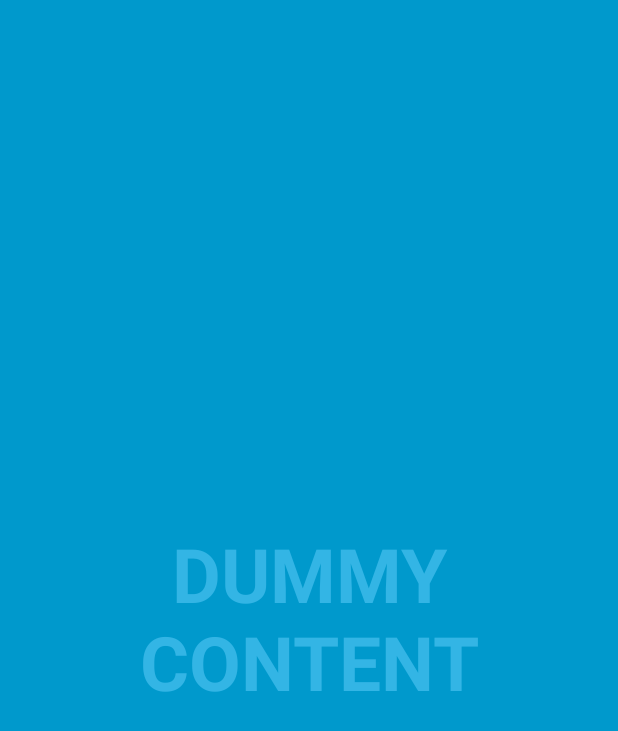
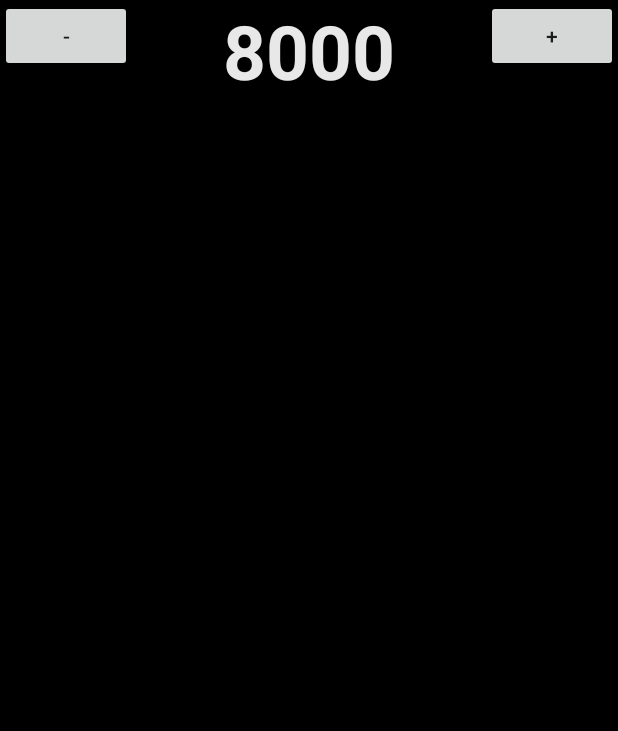
Before and after one commit to DavidMcNamara/ygo-life-points, an Android app: the screen it shows after launch (FullscreenActivity), on a phone screen of 412 x 824 dp. Shown: the top 731 px of the screen. Run offline under Robolectric (Android 15) with nearby library versions, the phone set to English and light mode, and no system bars.

Commit message:
Basic functionality

```diff
--- a/app/build.gradle
+++ b/app/build.gradle
@@ -26,6 +26,7 @@ dependencies {
     implementation fileTree(dir: "libs", include: ["*.jar"])
     implementation 'androidx.appcompat:appcompat:1.1.0'
     implementation 'androidx.legacy:legacy-support-v4:1.0.0'
+    implementation 'androidx.constraintlayout:constraintlayout:2.0.1'
     testImplementation 'junit:junit:4.12'
     androidTestImplementation 'androidx.test.ext:junit:1.1.1'
     androidTestImplementation 'androidx.test.espresso:espresso-core:3.2.0'
--- a/app/src/main/java/com/example/ygolifepoints/FullscreenActivity.java
+++ b/app/src/main/java/com/example/ygolifepoints/FullscreenActivity.java
@@ -3,46 +3,46 @@ package com.example.ygolifepoints;
 import android.annotation.SuppressLint;
 
 import androidx.appcompat.app.ActionBar;
+import androidx.appcompat.app.AlertDialog;
 import androidx.appcompat.app.AppCompatActivity;
 
+import android.content.Context;
+import android.content.DialogInterface;
 import android.os.Bundle;
 import android.os.Handler;
+import android.text.InputType;
+import android.view.Display;
 import android.view.MotionEvent;
 import android.view.View;
+import android.view.WindowManager;
+import android.view.inputmethod.InputMethodManager;
+import android.widget.Button;
+import android.widget.EditText;
+import android.widget.TextView;
 
-/**
- * An example full-screen activity that shows and hides the system UI (i.e.
- * status bar and navigation/system bar) with user interaction.
- */
+import org.w3c.dom.Text;
+
 public class FullscreenActivity extends AppCompatActivity {
-    /**
-     * Whether or not the system UI should be auto-hidden after
-     * {@link #AUTO_HIDE_DELAY_MILLIS} milliseconds.
-     */
     private static final boolean AUTO_HIDE = true;
-
-    /**
-     * If {@link #AUTO_HIDE} is set, the number of milliseconds to wait after
-     * user interaction before hiding the system UI.
-     */
     private static final int AUTO_HIDE_DELAY_MILLIS = 3000;
-
-    /**
-     * Some older devices needs a small delay between UI widget updates
-     * and a change of the status and navigation bar.
-     */
     private static final int UI_ANIMATION_DELAY = 300;
     private final Handler mHideHandler = new Handler();
     private View mContentView;
+
+    // PLAYER ONE
+    private Button playerOneLpIncrease;
+    private Button playerOneLpDecrease;
+    private TextView playerOneLpDisplay;
+
+    // PLAYER TWO
+    private Button playerTwoLpIncrease;
+    private Button playerTwoLpDecrease;
+    private TextView playerTwoLpDisplay;
+
     private final Runnable mHidePart2Runnable = new Runnable() {
         @SuppressLint("InlinedApi")
         @Override
         public void run() {
-            // Delayed removal of status and navigation bar
-
-            // Note that some of these constants are new as of API 16 (Jelly Bean)
-            // and API 19 (KitKat). It is safe to use them, as they are inlined
-            // at compile-time and do nothing on earlier devices.
             mContentView.setSystemUiVisibility(View.SYSTEM_UI_FLAG_LOW_PROFILE
                     | View.SYSTEM_UI_FLAG_FULLSCREEN
                     | View.SYSTEM_UI_FLAG_LAYOUT_STABLE
@@ -55,7 +55,6 @@ public class FullscreenActivity extends AppCompatActivity {
     private final Runnable mShowPart2Runnable = new Runnable() {
         @Override
         public void run() {
-            // Delayed display of UI elements
             ActionBar actionBar = getSupportActionBar();
             if (actionBar != null) {
                 actionBar.show();
@@ -67,14 +66,11 @@ public class FullscreenActivity extends AppCompatActivity {
     private final Runnable mHideRunnable = new Runnable() {
         @Override
         public void run() {
+            // when the app runs hid the UI
             hide();
         }
     };
-    /**
-     * Touch listener to use for in-layout UI controls to delay hiding the
-     * system UI. This is to prevent the jarring behavior of controls going away
-     * while interacting with activity UI.
-     */
+
     private final View.OnTouchListener mDelayHideTouchListener = new View.OnTouchListener() {
         @Override
         public boolean onTouch(View view, MotionEvent motionEvent) {
@@ -97,18 +93,40 @@ public class FullscreenActivity extends AppCompatActivity {
     @Override
     protected void onCreate(Bundle savedInstanceState) {
         super.onCreate(savedInstanceState);
-
         setContentView(R.layout.activity_fullscreen);
-
         mVisible = true;
         mControlsView = findViewById(R.id.fullscreen_content_controls);
-        mContentView = findViewById(R.id.fullscreen_content);
+        mContentView = findViewById(R.id.playerOneLpDisplay);
+
+        // Player one lp display
+        playerOneLpDisplay = (TextView) findViewById(R.id.playerOneLpDisplay);
+
+        // Player one button logic
+        playerOneLpIncrease = (Button) findViewById(R.id.increaseLp);
+        playerOneLpDecrease = (Button) findViewById(R.id.decreaseLp);
+
+        // Player one increase lp onclick event
+        playerOneLpIncrease.setOnClickListener(new View.OnClickListener() {
+            @Override
+            public void onClick(View v) {
+                createAlert("Increase Life Points", true, 1);
+                System.out.println("Player 1 LP increase clicked");
+            }
+        });
+
+        playerOneLpDecrease.setOnClickListener(new View.OnClickListener(){
+            @Override
+            public void onClick(View v){
+                createAlert("Decrease Life Points", false, 1);
+                System.out.println("Player 1 LP decrease clicked");
+            }
+        });
 
         // Set up the user interaction to manually show or hide the system UI.
         mContentView.setOnClickListener(new View.OnClickListener() {
             @Override
             public void onClick(View view) {
-                toggle();
+                System.out.println("User Clicked the screen");
             }
         });
 
@@ -128,14 +146,6 @@ public class FullscreenActivity extends AppCompatActivity {
         delayedHide(100);
     }
 
-    private void toggle() {
-        if (mVisible) {
-            hide();
-        } else {
-            show();
-        }
-    }
-
     private void hide() {
         // Hide UI first
         ActionBar actionBar = getSupportActionBar();
@@ -143,7 +153,7 @@ public class FullscreenActivity extends AppCompatActivity {
             actionBar.hide();
         }
         mControlsView.setVisibility(View.GONE);
-        mVisible = false;
+        mVisible = true;
 
         // Schedule a runnable to remove the status and navigation bar after a delay
         mHideHandler.removeCallbacks(mShowPart2Runnable);
@@ -161,12 +171,60 @@ public class FullscreenActivity extends AppCompatActivity {
         mHideHandler.postDelayed(mShowPart2Runnable, UI_ANIMATION_DELAY);
     }
 
-    /**
-     * Schedules a call to hide() in delay milliseconds, canceling any
-     * previously scheduled calls.
-     */
     private void delayedHide(int delayMillis) {
         mHideHandler.removeCallbacks(mHideRunnable);
         mHideHandler.postDelayed(mHideRunnable, delayMillis);
     }
+
+    public void createAlert(String title, final boolean increase, final int player) {
+        // Create Builder
+        AlertDialog.Builder builder = new AlertDialog.Builder(this);
+        builder.setMessage("Enter Value").setTitle(title).setCancelable(true);
+        // Create input that accepts numbers
+        final EditText input = new EditText(this);
+        input.setInputType(InputType.TYPE_CLASS_NUMBER);
+        builder.setView(input);
+        // Create apply button
+        builder.setPositiveButton("OK", new DialogInterface.OnClickListener() {
+            @Override
+            public void onClick(DialogInterface dialog, int which) {
+                int inputValue = Integer.parseInt(input.getText().toString());
+                updateLp(player, increase, inputValue);
+            }
+        });
+        AlertDialog dialog = builder.create();
+        dialog.show();
+    }
+    public void updateLp(int player, boolean increase, int amount){
+        int currentLp;
+
+        if(player == 1)
+            currentLp = Integer.parseInt(playerOneLpDisplay.getText().toString());
+        else
+            currentLp = Integer.parseInt(playerTwoLpDisplay.getText().toString());
+
+        if(increase)
+            currentLp += amount;
+        else
+            currentLp -= amount;
+
+        if(player == 1)
+            playerOneLpDisplay.setText(String.valueOf(currentLp));
+        else
+            playerTwoLpDisplay.setText(String.valueOf(currentLp));
+
+        checkLifePoints(player, currentLp);
+    }
+
+    public void checkLifePoints(int player, int currentLp){
+        if(currentLp <= 0){
+            System.out.println("Player " + player + " has lost the game");
+            if(player == 1)
+                playerOneLpDisplay.setText("0");
+            else
+                playerTwoLpDisplay.setText("0");
+            //displayResetOption();
+        }
+
+    }
 }
--- a/app/src/main/res/layout/activity_fullscreen.xml
+++ b/app/src/main/res/layout/activity_fullscreen.xml
@@ -3,25 +3,40 @@
     xmlns:tools="http://schemas.android.com/tools"
     android:layout_width="match_parent"
     android:layout_height="match_parent"
-    android:background="#0099cc"
+    android:background="#000000"
     tools:context=".FullscreenActivity">
 
     <!-- The primary full-screen view. This can be replaced with whatever view
          is needed to present your content, e.g. VideoView, SurfaceView,
          TextureView, etc. -->
     <TextView
-        android:id="@+id/fullscreen_content"
+        android:id="@+id/playerOneLpDisplay"
         android:layout_width="match_parent"
         android:layout_height="match_parent"
-        android:gravity="center"
+        android:gravity="center|top"
         android:keepScreenOn="true"
-        android:text="@string/dummy_content"
-        android:textColor="#33b5e5"
+        android:text="@string/lp_default"
+        android:textAlignment="center"
+        android:textColor="#E8E8E8"
         android:textSize="50sp"
         android:textStyle="bold" />
 
     <!-- This FrameLayout insets its children based on system windows using
          android:fitsSystemWindows. -->
+
+    <Button
+        android:id="@+id/increaseLp"
+        android:layout_width="wrap_content"
+        android:layout_height="wrap_content"
+        android:layout_gravity="right"
+        android:text="@string/increaseLp" />
+    <Button
+        android:id="@+id/decreaseLp"
+        android:layout_width="wrap_content"
+        android:layout_height="wrap_content"
+        android:layout_gravity="left"
+        android:text="@string/decreaseLp" />
+
     <FrameLayout
         android:layout_width="match_parent"
         android:layout_height="match_parent"
@@ -46,6 +61,7 @@
                 android:text="@string/dummy_button" />
 
         </LinearLayout>
+
     </FrameLayout>
 
 </FrameLayout>
--- a/app/src/main/res/values/strings.xml
+++ b/app/src/main/res/values/strings.xml
@@ -2,4 +2,8 @@
     <string name="app_name">YgoLifePoints</string>
     <string name="dummy_button">Dummy Button</string>
     <string name="dummy_content">DUMMY\nCONTENT</string>
+    <string name="lp_default">8000</string>
+    <string name="increaseLp">+</string>
+    <string name="decreaseLp">-</string>
+    <string name="divideLp">/</string>
 </resources>
```
